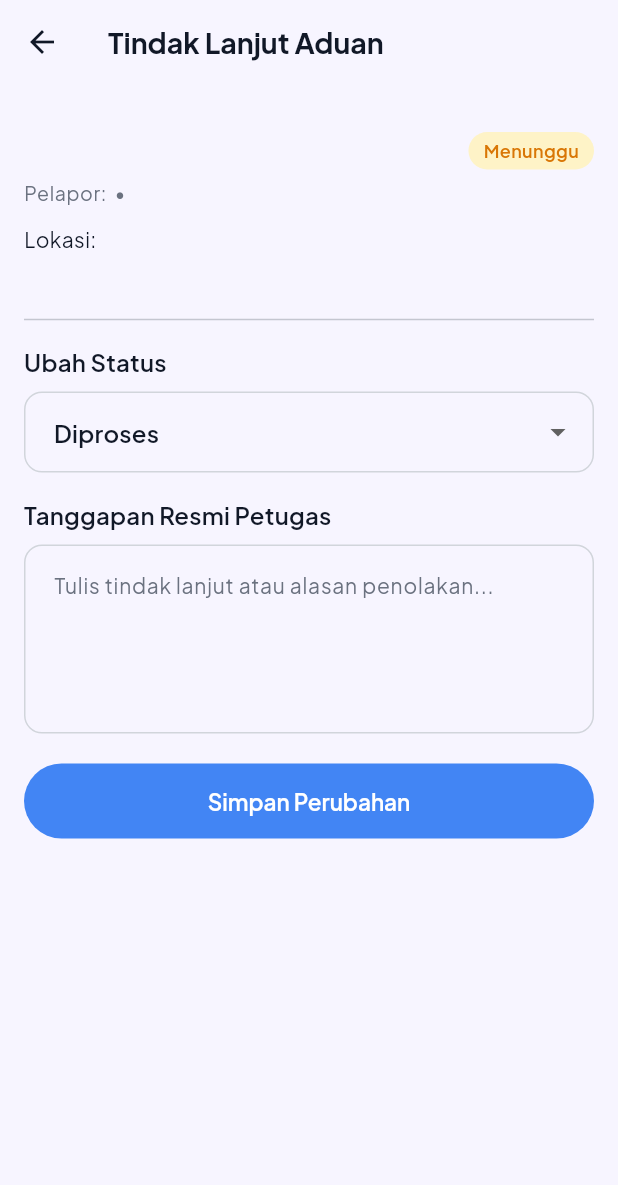
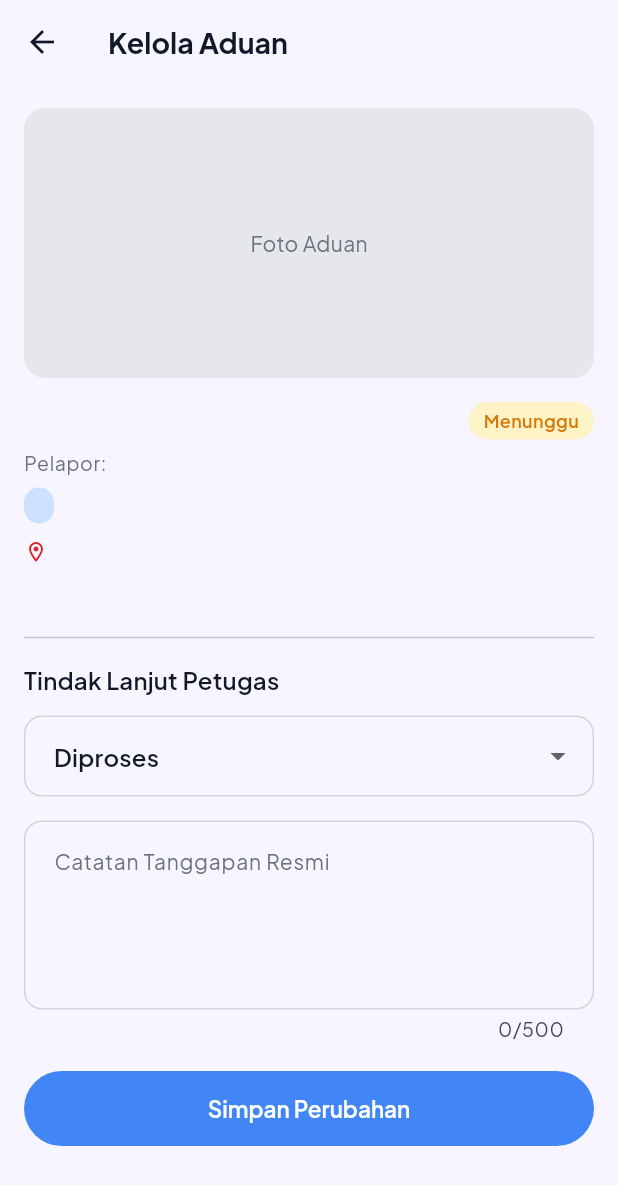
Before and after one commit to riqbals/LaporKita, a Flutter app: the DetailAdminScreen screen opened directly with empty values, on a phone screen of 412 x 824 dp. Shown: the top 1185 px of the screen. Run offline on Flutter 3.47's test engine with Material 3 defaults, Android fonts, the phone set to English and light mode, and no system bars; our stand-ins replace cloud_firestore, firebase_auth, firebase_core, flutter_svg, google_fonts, image_picker; accounts and stored records are empty; project files that could hold a hidden picture were left out.

Commit message:
feat(admin): polish Dashboard Petugas and Kelola Aduan screens
- Update DashboardAdminScreen with Dashboard Petugas header, profile avatar, 3 inline summary cards, and 5 status filters

- Update DetailAdminScreen (Kelola Aduan) with photo placeholder, category badge, location row, and Tindak Lanjut Petugas form

- Include CreateComplaintScreen and ComplaintHistoryScreen UI refinements

- Add widget tests for DashboardAdminScreen and DetailAdminScreen in test/widget_test.dart

```diff
--- a/lib/screens/admin/detail_admin_screen.dart
+++ b/lib/screens/admin/detail_admin_screen.dart
@@ -9,10 +9,7 @@ import '../../widgets/status_badge.dart';
 
 /// Halaman detail & penanganan aduan oleh Admin sesuai State Machine PRD.
 class DetailAdminScreen extends StatefulWidget {
-  const DetailAdminScreen({
-    super.key,
-    required this.complaint,
-  });
+  const DetailAdminScreen({super.key, required this.complaint});
 
   final ComplaintModel complaint;
 
@@ -32,9 +29,7 @@ class _DetailAdminScreenState extends State<DetailAdminScreen> {
         ComplaintModel.statusDiproses,
         ComplaintModel.statusDitolak,
       ],
-      ComplaintModel.statusDiproses => const [
-          ComplaintModel.statusSelesai,
-        ],
+      ComplaintModel.statusDiproses => const [ComplaintModel.statusSelesai],
       _ => const [],
     };
   }
@@ -42,8 +37,9 @@ class _DetailAdminScreenState extends State<DetailAdminScreen> {
   @override
   void initState() {
     super.initState();
-    _responseController =
-        TextEditingController(text: widget.complaint.adminResponse);
+    _responseController = TextEditingController(
+      text: widget.complaint.adminResponse,
+    );
     final options = _allowedNextStatuses;
     if (options.isNotEmpty) {
       _selectedNextStatus = options.first;
@@ -110,27 +106,21 @@ class _DetailAdminScreenState extends State<DetailAdminScreen> {
     final nextOptions = _allowedNextStatuses;
 
     return Scaffold(
-      appBar: AppBar(
-        title: const Text('Tindak Lanjut Aduan'),
-      ),
+      appBar: AppBar(title: const Text('Kelola Aduan')),
       body: ListView(
         padding: const EdgeInsets.all(16),
         children: [
-          if (complaint.imageUrl.isNotEmpty)
           ClipRRect(
             borderRadius: BorderRadius.circular(14),
-              child: Image.network(
+            child: complaint.imageUrl.isNotEmpty
+                ? Image.network(
                     complaint.imageUrl,
                     height: 220,
                     width: double.infinity,
                     fit: BoxFit.cover,
-                errorBuilder: (_, _, _) => Container(
-                  height: 150,
-                  color: AppColors.divider,
-                  alignment: Alignment.center,
-                  child: const Text('Foto tidak dapat ditampilkan'),
-                ),
-              ),
+                    errorBuilder: (_, _, _) => _photoPlaceholder(),
+                  )
+                : _photoPlaceholder(),
           ),
           const SizedBox(height: 16),
           Row(
@@ -144,13 +134,46 @@ class _DetailAdminScreenState extends State<DetailAdminScreen> {
             ],
           ),
           const SizedBox(height: 6),
-          Text(
-            'Pelapor: ${complaint.userName} • ${complaint.categoryName}',
-            style: textTheme.bodySmall,
+          Text('Pelapor: ${complaint.userName}', style: textTheme.bodySmall),
+          const SizedBox(height: 8),
+          Align(
+            alignment: Alignment.centerLeft,
+            child: Container(
+              padding: const EdgeInsets.symmetric(horizontal: 10, vertical: 4),
+              decoration: BoxDecoration(
+                color: AppColors.primarySoft,
+                borderRadius: BorderRadius.circular(20),
+              ),
+              child: Text(
+                complaint.categoryName,
+                style: textTheme.bodySmall?.copyWith(
+                  color: AppColors.primaryDark,
+                  fontWeight: FontWeight.w600,
+                  fontSize: 12,
+                ),
+              ),
+            ),
+          ),
+          const SizedBox(height: 10),
+          Row(
+            children: [
+              const Icon(
+                Icons.location_on_outlined,
+                size: 16,
+                color: AppColors.error,
+              ),
+              const SizedBox(width: 6),
+              Expanded(
+                child: Text(
+                  complaint.locationAddress,
+                  style: textTheme.bodySmall?.copyWith(
+                    color: AppColors.textPrimary,
+                  ),
+                ),
+              ),
+            ],
           ),
           const SizedBox(height: 12),
-          Text('Lokasi: ${complaint.locationAddress}', style: textTheme.bodyMedium),
-          const SizedBox(height: 8),
           Text(complaint.description, style: textTheme.bodyMedium),
           const Divider(height: 32),
           if (nextOptions.isEmpty)
@@ -164,8 +187,10 @@ class _DetailAdminScreenState extends State<DetailAdminScreen> {
               child: Column(
                 crossAxisAlignment: CrossAxisAlignment.start,
                 children: [
-                  Text('Status Final (${complaint.status})',
-                      style: textTheme.titleMedium),
+                  Text(
+                    'Status Final (${complaint.status})',
+                    style: textTheme.titleMedium,
+                  ),
                   const SizedBox(height: 6),
                   Text(
                     complaint.adminResponse.isNotEmpty
@@ -177,16 +202,15 @@ class _DetailAdminScreenState extends State<DetailAdminScreen> {
               ),
             )
           else ...[
-            Text('Ubah Status', style: textTheme.titleMedium),
-            const SizedBox(height: 8),
+            Text('Tindak Lanjut Petugas', style: textTheme.titleMedium),
+            const SizedBox(height: 12),
             DropdownButtonFormField<String>(
               initialValue: _selectedNextStatus,
+              decoration: const InputDecoration(hintText: 'Ubah Status'),
               items: nextOptions
                   .map(
-                    (status) => DropdownMenuItem(
-                      value: status,
-                      child: Text(status),
-                    ),
+                    (status) =>
+                        DropdownMenuItem(value: status, child: Text(status)),
                   )
                   .toList(),
               onChanged: (value) {
@@ -194,12 +218,11 @@ class _DetailAdminScreenState extends State<DetailAdminScreen> {
               },
             ),
             const SizedBox(height: 16),
-            Text('Tanggapan Resmi Petugas', style: textTheme.titleMedium),
-            const SizedBox(height: 8),
             CustomInput(
               controller: _responseController,
-              hintText: 'Tulis tindak lanjut atau alasan penolakan...',
+              hintText: 'Catatan Tanggapan Resmi',
               maxLines: 4,
+              maxLength: 500,
             ),
             const SizedBox(height: 20),
             PrimaryButton(
@@ -212,4 +235,17 @@ class _DetailAdminScreenState extends State<DetailAdminScreen> {
       ),
     );
   }
+
+  Widget _photoPlaceholder() {
+    return Container(
+      height: 180,
+      width: double.infinity,
+      color: AppColors.divider,
+      alignment: Alignment.center,
+      child: const Text(
+        'Foto Aduan',
+        style: TextStyle(color: AppColors.textSecondary),
+      ),
+    );
   }
+}
```
Also changed, not shown: lib/screens/admin/dashboard_admin_screen.dart (+87 -41 lines), lib/screens/user/complaint/complaint_history_screen.dart (+6 -11 lines), lib/screens/user/complaint/create_complaint_screen.dart (+16 -18 lines), 1 other file. Lines whose indentation alone changed are shown as unchanged.
